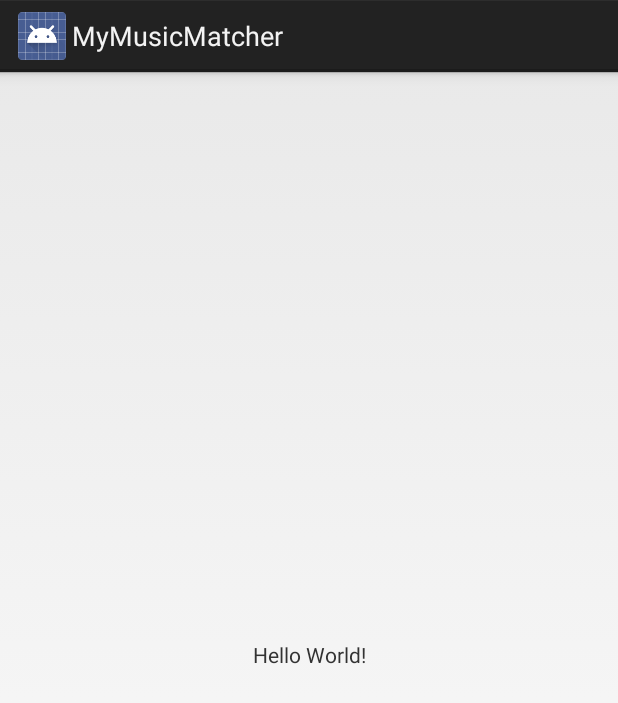
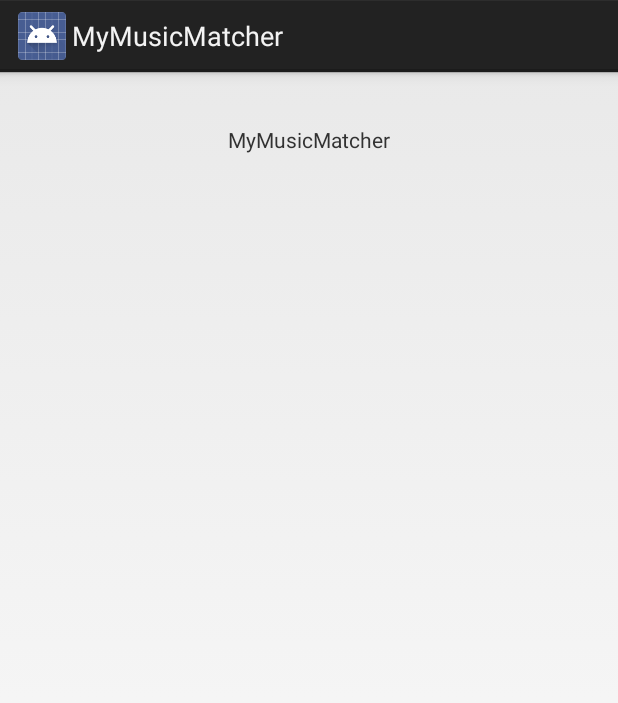
Before and after one commit to kavata9/MyMusicMatcher, an Android app: the screen it shows after launch (MainActivity), on a phone screen of 412 x 824 dp. Shown: the top 703 px of the screen. Run offline under Robolectric (Android 15) with nearby library versions, the phone set to English and light mode, and no system bars.

Commit message:
add layout and views

```diff
--- a/app/src/main/res/layout/activity_main.xml
+++ b/app/src/main/res/layout/activity_main.xml
@@ -1,18 +1,17 @@
 <?xml version="1.0" encoding="utf-8"?>
-<android.support.constraint.ConstraintLayout xmlns:android="http://schemas.android.com/apk/res/android"
-    xmlns:app="http://schemas.android.com/apk/res-auto"
-    xmlns:tools="http://schemas.android.com/tools"
-    android:layout_width="match_parent"
-    android:layout_height="match_parent"
-    tools:context=".MainActivity">
+<RelativeLayout xmlns:android="http://schemas.android.com/apk/res/android"
+xmlns:tools="http://schemas.android.com/tools"
+android:layout_width="match_parent"
+android:layout_height="match_parent"
+tools:context="com.music.agnes.mymusicmatcher.MainActivity">
+
+
 
     <TextView
         android:layout_width="wrap_content"
         android:layout_height="wrap_content"
-        android:text="Hello World!"
-        app:layout_constraintBottom_toBottomOf="parent"
-        app:layout_constraintLeft_toLeftOf="parent"
-        app:layout_constraintRight_toRightOf="parent"
-        app:layout_constraintTop_toTopOf="parent" />
-
-</android.support.constraint.ConstraintLayout>
+        android:text="MyMusicMatcher"
+        android:layout_alignParentTop="true"
+        android:layout_centerHorizontal="true"
+        android:layout_marginTop="35dp" />
+</RelativeLayout>
```
